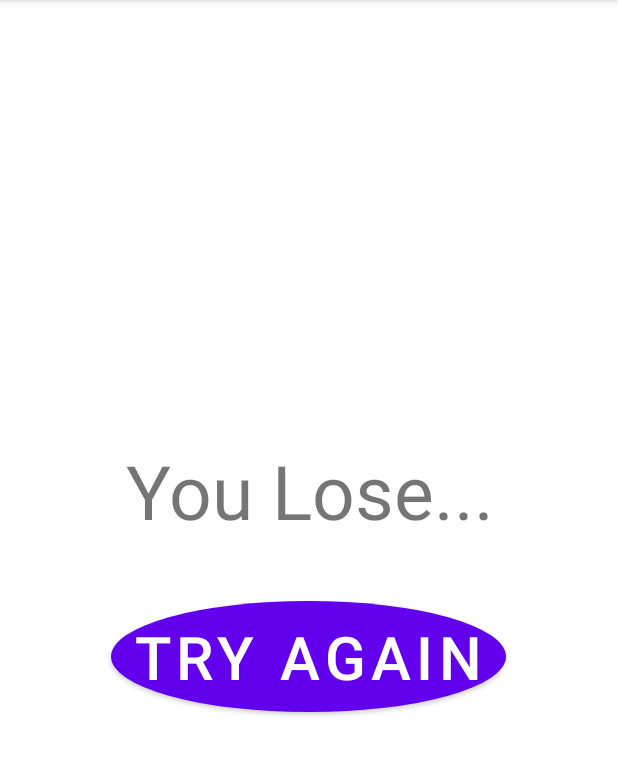
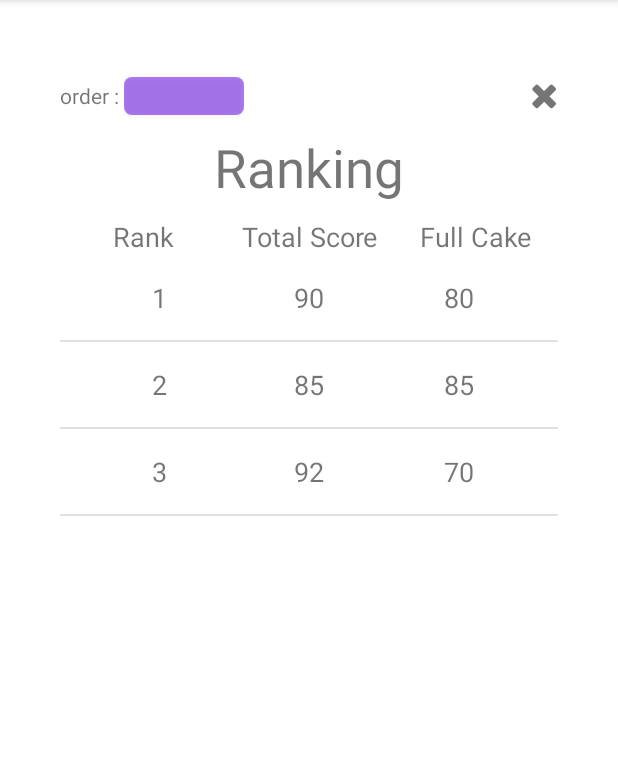
Before and after one commit to clairechien0627/CakeGame, an Android app: the MainActivity3 screen opened directly, with no data from a screen before it, on a phone screen of 412 x 824 dp, the part 84-860 px from its top. Run offline under Robolectric (Android 15) with nearby library versions, the phone set to English and light mode, and no system bars.

Commit message:
修正與加分數版

```diff
--- a/app/src/main/java/com/example/cakegame/CakeView.java
+++ b/app/src/main/java/com/example/cakegame/CakeView.java
@@ -221,7 +221,6 @@ public class CakeView extends AppCompatImageView {
             @Override
             public void onAnimationStart(Animator animation) {
                 soundPlay.getSound("add");
-                Log.d("CakeView", "play add cake");
                 onAnimation = true;
             }
 
--- a/app/src/main/java/com/example/cakegame/MainActivity.java
+++ b/app/src/main/java/com/example/cakegame/MainActivity.java
@@ -69,8 +69,6 @@ public class MainActivity extends AppCompatActivity {
         }
 
 
-
-
     }
 
 }
--- a/app/src/main/java/com/example/cakegame/MainActivity3.java
+++ b/app/src/main/java/com/example/cakegame/MainActivity3.java
@@ -1,22 +1,69 @@
 package com.example.cakegame;
 
 import android.content.Intent;
+import android.graphics.Typeface;
 import android.os.Bundle;
+import android.util.Log;
+import android.view.View;
 import android.widget.Button;
+import android.widget.ListView;
+import android.widget.TextView;
+import android.widget.Toast;
 
 import androidx.appcompat.app.AppCompatActivity;
 
-public class MainActivity3 extends AppCompatActivity {
+import java.util.ArrayList;
+import java.util.List;
+
+public class MainActivity3 extends AppCompatActivity implements BottomSheetFragment.OnDialogButtonFragmentListener {
+
+    private String selectedOption;
+    List<Ranking> rankingList = new ArrayList<>();
+    RankingAdapter adapter = new RankingAdapter(this, rankingList);
 
     @Override
     protected void onCreate(Bundle savedInstanceState) {
         super.onCreate(savedInstanceState);
         setContentView(R.layout.activity_main3);
+        selectedOption = "Score";
 
-        Button newgame = findViewById(R.id.startnewgame);
-        newgame.setOnClickListener(v -> {
+        ListView listView = findViewById(R.id.ranking_list_view);
+
+
+        rankingList.add(new Ranking(1, 90, 80));
+        rankingList.add(new Ranking(2, 85, 85));
+        rankingList.add(new Ranking(3, 92, 70));
+        // Add more rankings as needed
+
+        listView.setAdapter(adapter);
+
+        Typeface fontAwesomeFont = Typeface.createFromAsset(getAssets(), "fonts/fontawesome-webfont.ttf");
+        TextView closeBottom = findViewById(R.id.window_close);
+        closeBottom.setTypeface(fontAwesomeFont);
+        closeBottom.setTextSize(24);
+        closeBottom.setOnClickListener(v ->{
             Intent intent =  new Intent(MainActivity3.this, MainActivity.class);
             startActivity(intent);
         });
+
+        Button modalFragmentButton = findViewById(R.id.choice);
+        modalFragmentButton.setOnClickListener(v -> {
+            BottomSheetFragment bottomSheetFragment = new BottomSheetFragment();
+            bottomSheetFragment.setListener(MainActivity3.this);
+            bottomSheetFragment.show(getSupportFragmentManager(), bottomSheetFragment.getTag());
+        });
+
+    }
+
+    @Override
+    public void onSelectDialog(String select) {
+        selectedOption = select;
+        Log.d("CakeSort", select);
+        Toast.makeText(this, "Select" + select, Toast.LENGTH_SHORT).show();
+        rankingList.clear();
+        if(select.equals("Score")){
+
+        }
+        adapter.notifyDataSetChanged();
     }
 }
--- /dev/null
+++ b/app/src/main/java/com/example/cakegame/Ranking.java
@@ -0,0 +1,25 @@
+package com.example.cakegame;
+
+public class Ranking {
+    private int rank;
+    private int score;
+    private int fullCake;
+
+    public Ranking(int rank, int score, int fullCake) {
+        this.rank = rank;
+        this.score = score;
+        this.fullCake = fullCake;
+    }
+
+    public int getRank() {
+        return rank;
+    }
+
+    public int getScore() {
+        return score;
+    }
+
+    public int getFullcake() {
+        return fullCake;
+    }
+}
--- /dev/null
+++ b/app/src/main/java/com/example/cakegame/RankingAdapter.java
@@ -0,0 +1,54 @@
+package com.example.cakegame;
+
+import android.content.Context;
+import android.view.LayoutInflater;
+import android.view.View;
+import android.view.ViewGroup;
+import android.widget.BaseAdapter;
+import android.widget.TextView;
+
+import java.util.List;
+
+public class RankingAdapter extends BaseAdapter {
+    private Context context;
+    private List<Ranking> rankingList;
+
+    public RankingAdapter(Context context, List<Ranking> rankingList) {
+        this.context = context;
+        this.rankingList = rankingList;
+    }
+
+    @Override
+    public int getCount() {
+        return rankingList.size();
+    }
+
+    @Override
+    public Object getItem(int position) {
+        return rankingList.get(position);
+    }
+
+    @Override
+    public long getItemId(int position) {
+        return position;
+    }
+
+    @Override
+    public View getView(int position, View convertView, ViewGroup parent) {
+        if (convertView == null) {
+            convertView = LayoutInflater.from(context).inflate(R.layout.ranking_item, parent, false);
+        }
+
+        TextView rankTextView = convertView.findViewById(R.id.rank_text_view);
+        TextView scoreTextView = convertView.findViewById(R.id.score_text_view);
+        TextView fullcakeTextView = convertView.findViewById(R.id.fullCake_text_view);
+
+        Ranking ranking = rankingList.get(position);
+
+        rankTextView.setText(String.valueOf(ranking.getRank()));
+        scoreTextView.setText(String.valueOf(ranking.getScore()));
+        fullcakeTextView.setText(String.valueOf(ranking.getFullcake()));
+
+        return convertView;
+    }
+}
--- a/app/src/main/res/drawable/difficulty_button.xml
+++ b/app/src/main/res/drawable/difficulty_button.xml
@@ -2,9 +2,7 @@
 <selector xmlns:android="http://schemas.android.com/apk/res/android">
 <item>
     <shape android:shape="rectangle">
-        <solid android:color="@color/purple_200"/>
         <corners android:radius="8dp" />
-        <padding android:left="10dp" android:top="10dp" android:right="10dp" android:bottom="10dp" />
         <size android:width="70dp"
             android:height="30dp"/>
     </shape>
--- /dev/null
+++ b/app/src/main/res/drawable/order_button.xml
@@ -0,0 +1,14 @@
+<?xml version="1.0" encoding="utf-8"?>
+<shape xmlns:android="http://schemas.android.com/apk/res/android" android:shape="rectangle" >
+    <corners
+        android:radius="5dp"
+        />
+    <size android:width="30dp"
+        android:height="30dp"/>
+    <padding
+        android:bottom="0dp"
+        android:left="0dp"
+        android:right="0dp"
+        android:top="0dp" />
+    <solid android:color="#80000000" /> <!-- 半透明的灰色 -->
+</shape>
--- a/app/src/main/res/layout/activity_main.xml
+++ b/app/src/main/res/layout/activity_main.xml
@@ -44,7 +44,6 @@
 
     <Button
         android:id="@+id/difficulty3"
-        style="@style/Widget.AppCompat.Button"
         android:layout_width="120dp"
         android:layout_height="wrap_content"
         android:layout_marginTop="20dp"
@@ -55,7 +54,6 @@
 
     <Button
         android:id="@+id/difficulty4"
-        style="@style/Widget.AppCompat.Button"
         android:layout_width="120dp"
         android:layout_height="wrap_content"
         android:layout_marginTop="20dp"
--- a/app/src/main/res/layout/activity_main3.xml
+++ b/app/src/main/res/layout/activity_main3.xml
@@ -6,29 +6,114 @@
     android:layout_width="match_parent"
     android:layout_height="match_parent"
     android:orientation="vertical"
-    android:gravity="center"
+    android:padding="40dp"
     tools:context=".MainActivity3">
 
+    <LinearLayout
+        android:layout_width="match_parent"
+        android:layout_height="wrap_content"
+        >
+
+        <LinearLayout
+            android:layout_width="0dp"
+            android:layout_height="wrap_content"
+            android:layout_weight="1"
+            android:layout_gravity="center_vertical">
+
+            <TextView
+                android:layout_width="wrap_content"
+                android:layout_height="wrap_content"
+                android:layout_gravity="center_vertical"
+                android:gravity="center_vertical"
+                android:text="order : " />
+
+            <FrameLayout
+                android:layout_width="wrap_content"
+                android:layout_height="wrap_content"
+                android:layout_gravity="center"
+                >
+
+                <Button
+                    android:id="@+id/choice"
+                    android:layout_width="80dp"
+                    android:layout_height="25dp"
+                    android:layout_gravity="center_vertical"
+                    android:background="@drawable/order_button"
+                    android:gravity="center_vertical"/>
+
+                <!-- Add an invisible view to extend the touch target -->
+                <TextView
+                    android:id="@+id/sortMode"
+                    android:layout_width="48dp"
+                    android:layout_height="48dp"
+                    android:layout_gravity="center"
+                    android:gravity="center"
+                    android:textColor="@color/white"
+                    android:text="Score"
+                    />
+            </FrameLayout>
+        </LinearLayout>
+        <TextView
+            android:id="@+id/window_close"
+            android:layout_width="0dp"
+            android:layout_height="wrap_content"
+            android:layout_weight="1"
+            android:gravity="end"
+            android:layout_gravity="center_vertical"
+            android:text="@string/window_close"
+            />
+
+    </LinearLayout>
 
     <TextView
-            android:id="@+id/change3"
-            android:layout_width="wrap_content"
-            android:layout_height="wrap_content"
-            android:text="You Lose..."
-            android:textSize="50sp"
-            android:gravity="center"
-            />
-
-    <Button
-        android:id="@+id/startnewgame"
+        android:id="@+id/change3"
         android:layout_width="wrap_content"
         android:layout_height="wrap_content"
-        android:layout_marginTop="40dp"
-        android:text="Try Again"
-        android:textSize="40sp"
-        android:background="@drawable/shape_circle"
-        android:maxLines="1"
+        android:layout_gravity="center"
+        android:text="Ranking"
+        android:textSize="35sp"
+        android:gravity="center_horizontal"
         />
 
+    <LinearLayout
+        android:layout_marginTop="10dp"
+        android:layout_width="match_parent"
+        android:layout_height="wrap_content"
+        android:orientation="horizontal"
+        >
+
+        <TextView
+            android:layout_width="0dp"
+            android:layout_height="wrap_content"
+            android:layout_weight="1"
+            android:text="Rank"
+            android:textSize="18sp"
+            android:gravity="center"
+            android:layout_gravity="center_vertical"/>
+
+        <TextView
+            android:layout_width="0dp"
+            android:layout_height="wrap_content"
+            android:layout_weight="1"
+            android:text="Total Score"
+            android:textSize="18sp"
+            android:gravity="center"
+            android:layout_gravity="center_vertical"/>
+
+        <TextView
+            android:layout_width="0dp"
+            android:layout_height="wrap_content"
+            android:layout_weight="1"
+            android:text="Full Cake"
+            android:textSize="18sp"
+            android:gravity="center"
+            android:layout_gravity="center_vertical"/>
+
+    </LinearLayout>
+
+    <ListView
+        android:id="@+id/ranking_list_view"
+        android:layout_width="match_parent"
+        android:layout_height="match_parent"/>
 
 </LinearLayout>
--- /dev/null
+++ b/app/src/main/res/layout/ranking_item.xml
@@ -0,0 +1,34 @@
+<?xml version="1.0" encoding="utf-8"?>
+<LinearLayout xmlns:android="http://schemas.android.com/apk/res/android"
+    android:layout_width="match_parent"
+    android:layout_height="wrap_content"
+    android:orientation="horizontal"
+    android:padding="16dp">
+
+    <TextView
+        android:id="@+id/rank_text_view"
+        android:layout_width="0dp"
+        android:layout_height="wrap_content"
+        android:layout_weight="1"
+        android:textSize="18sp"
+        android:gravity="center"
+        android:layout_gravity="center_vertical"/>
+
+    <TextView
+        android:id="@+id/score_text_view"
+        android:layout_width="0dp"
+        android:layout_height="wrap_content"
+        android:layout_weight="1"
+        android:textSize="18sp"
+        android:gravity="center"
+        android:layout_gravity="center_vertical"/>
+
+    <TextView
+        android:id="@+id/fullCake_text_view"
+        android:layout_width="0dp"
+        android:layout_height="wrap_content"
+        android:layout_weight="1"
+        android:textSize="18sp"
+        android:gravity="center"
+        android:layout_gravity="center_vertical"/>
+</LinearLayout>
--- a/app/src/main/res/values/strings.xml
+++ b/app/src/main/res/values/strings.xml
@@ -2,4 +2,5 @@
     <string name="app_name">CakeGame</string>
     <string name="start">START</string>
     <string name="cake_description">cake1</string>
+    <string name="window_close">&#xf00d;</string>
 </resources>
```
Also changed, not shown: app/src/main/java/com/example/cakegame/BottomSheetFragment.java (added, +66 -0 lines), app/src/main/java/com/example/cakegame/CakePane.java (+35 -18 lines), app/src/main/java/com/example/cakegame/MainActivity2.java (+5 -8 lines), app/src/main/res/layout/fragement_bottom_sheet.xml (added, +37 -0 lines), app/src/main/res/values/styles.xml (added, +15 -0 lines), app/src/main/assets/fonts/fontawesome-webfont.ttf (added).
